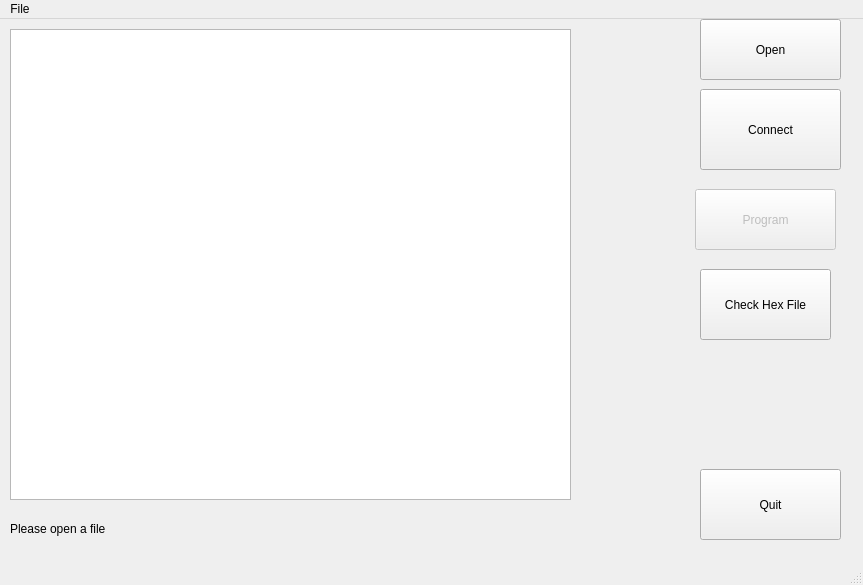
This is branches/damunix/info/ui/mainwindow.ui in fransschreuder/usbpicprog as Qt 5 draws it before an edit. The edited form follows.
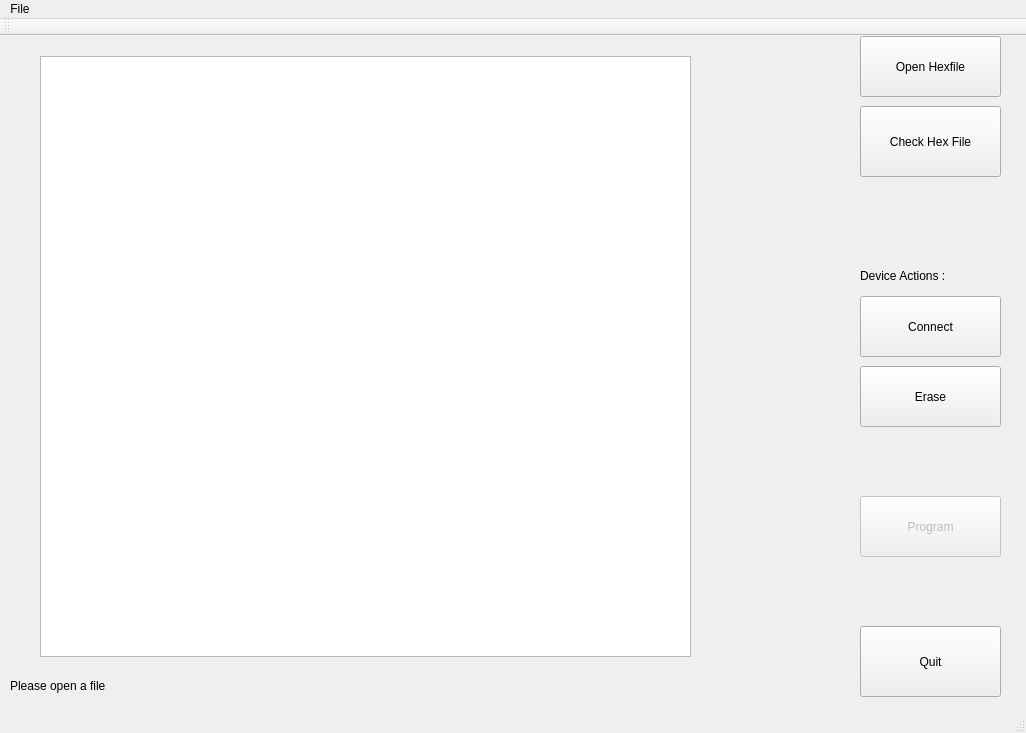
This is the edited form.

Commit message: just some little changes to have the erase part

Patch:
```diff
--- a/branches/damunix/info/ui/mainwindow.ui
+++ b/branches/damunix/info/ui/mainwindow.ui
@@ -5,8 +5,8 @@
    <rect>
     <x>0</x>
     <y>0</y>
-    <width>863</width>
-    <height>585</height>
+    <width>1026</width>
+    <height>733</height>
    </rect>
   </property>
   <property name="windowTitle" >
@@ -16,8 +16,8 @@
    <widget class="QPushButton" name="quitButton" >
     <property name="geometry" >
      <rect>
-      <x>700</x>
-      <y>450</y>
+      <x>860</x>
+      <y>590</y>
       <width>141</width>
       <height>71</height>
      </rect>
@@ -29,14 +29,14 @@
    <widget class="QPushButton" name="openButton" >
     <property name="geometry" >
      <rect>
-      <x>700</x>
+      <x>860</x>
       <y>0</y>
       <width>141</width>
       <height>61</height>
      </rect>
     </property>
     <property name="text" >
-     <string>Open</string>
+     <string>Open Hexfile</string>
     </property>
    </widget>
    <widget class="QPushButton" name="programButton" >
@@ -45,8 +45,8 @@
     </property>
     <property name="geometry" >
      <rect>
-      <x>695</x>
-      <y>170</y>
+      <x>860</x>
+      <y>460</y>
       <width>141</width>
       <height>61</height>
      </rect>
@@ -58,10 +58,10 @@
    <widget class="QTextEdit" name="textEdit" >
     <property name="geometry" >
      <rect>
-      <x>10</x>
-      <y>10</y>
-      <width>561</width>
-      <height>471</height>
+      <x>40</x>
+      <y>20</y>
+      <width>651</width>
+      <height>601</height>
      </rect>
     </property>
    </widget>
@@ -69,7 +69,7 @@
     <property name="geometry" >
      <rect>
       <x>10</x>
-      <y>500</y>
+      <y>640</y>
       <width>671</width>
       <height>20</height>
      </rect>
@@ -81,9 +81,9 @@
    <widget class="QPushButton" name="checkHex" >
     <property name="geometry" >
      <rect>
-      <x>700</x>
-      <y>250</y>
-      <width>131</width>
+      <x>860</x>
+      <y>70</y>
+      <width>141</width>
       <height>71</height>
      </rect>
     </property>
@@ -94,23 +94,49 @@
    <widget class="QPushButton" name="connectButton" >
     <property name="geometry" >
      <rect>
-      <x>700</x>
-      <y>70</y>
+      <x>860</x>
+      <y>260</y>
       <width>141</width>
-      <height>81</height>
+      <height>61</height>
      </rect>
     </property>
     <property name="text" >
      <string>Connect</string>
     </property>
    </widget>
+   <widget class="QPushButton" name="eraseButton" >
+    <property name="geometry" >
+     <rect>
+      <x>860</x>
+      <y>330</y>
+      <width>141</width>
+      <height>61</height>
+     </rect>
+    </property>
+    <property name="text" >
+     <string>Erase</string>
+    </property>
+   </widget>
+   <widget class="QLabel" name="label" >
+    <property name="geometry" >
+     <rect>
+      <x>860</x>
+      <y>230</y>
+      <width>141</width>
+      <height>20</height>
+     </rect>
+    </property>
+    <property name="text" >
+     <string>Device Actions :</string>
+    </property>
+   </widget>
   </widget>
   <widget class="QMenuBar" name="menubar" >
    <property name="geometry" >
     <rect>
      <x>0</x>
      <y>0</y>
-     <width>863</width>
+     <width>1026</width>
      <height>27</height>
     </rect>
    </property>
@@ -124,6 +150,17 @@
    <addaction name="menuFile" />
   </widget>
   <widget class="QStatusBar" name="statusbar" />
+  <widget class="QToolBar" name="toolBar" >
+   <property name="windowTitle" >
+    <string>toolBar</string>
+   </property>
+   <attribute name="toolBarArea" >
+    <enum>TopToolBarArea</enum>
+   </attribute>
+   <attribute name="toolBarBreak" >
+    <bool>false</bool>
+   </attribute>
+  </widget>
   <action name="actionOpen" >
    <property name="text" >
     <string>Open</string>
```
The commit also changes 7 other files.
